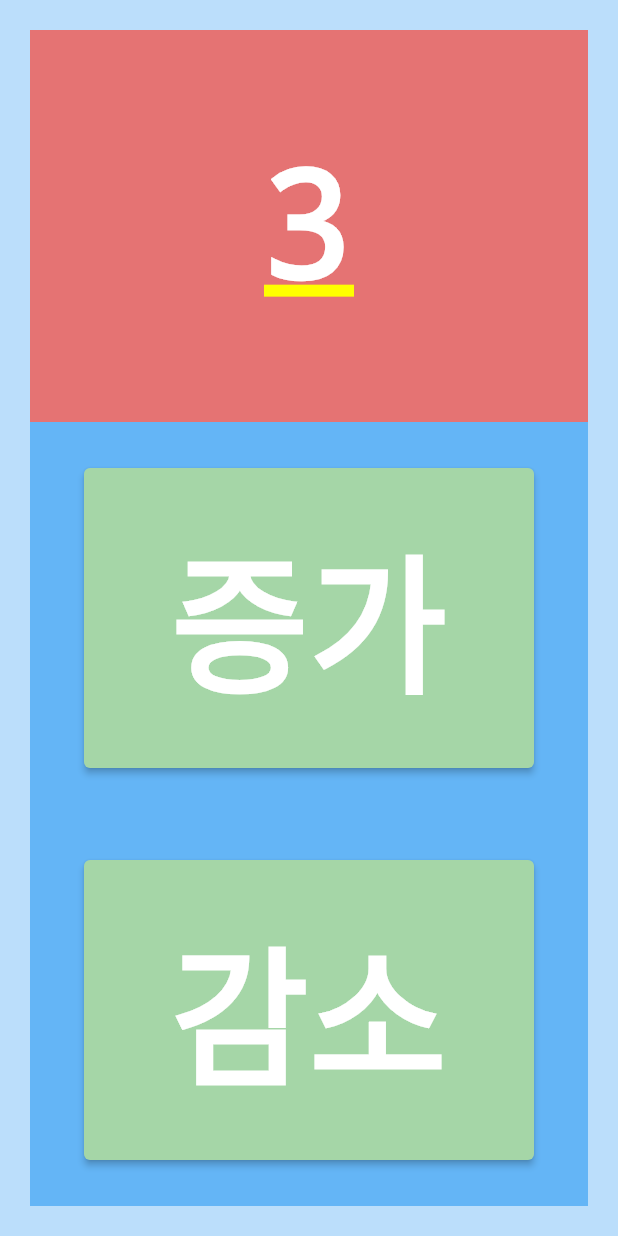
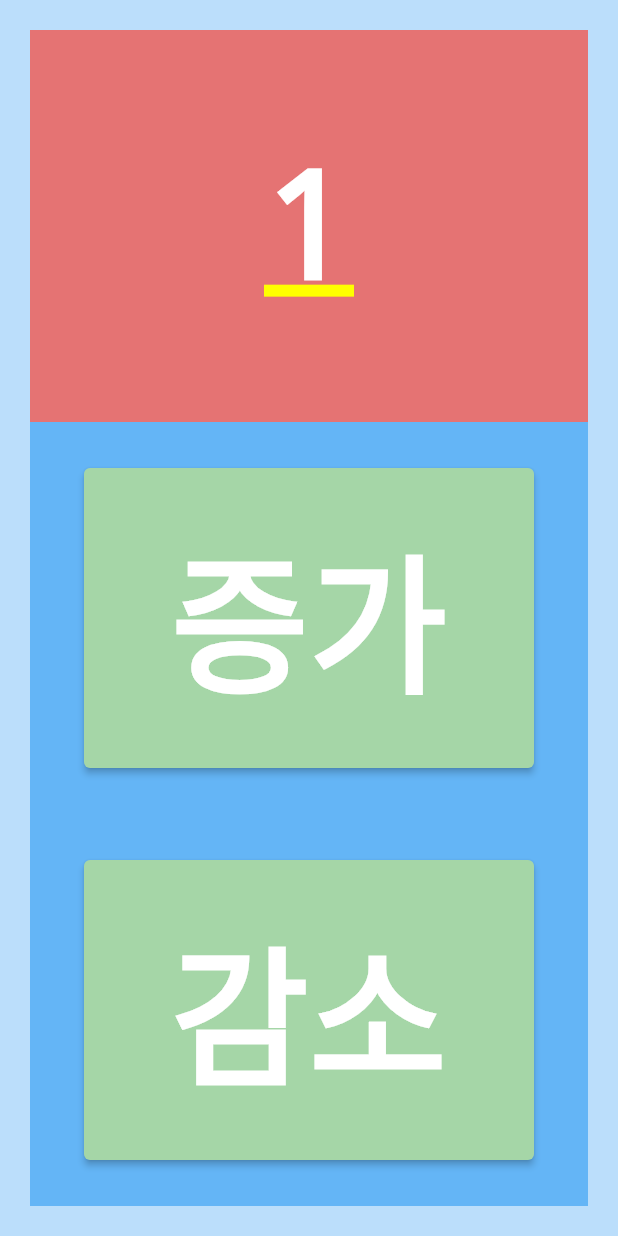
Before and after one commit to clean17/flutter-state, a Flutter app: the screen it shows after launch, after a tap on "증가", after a tap on "감소", on a phone screen of 412 x 824 dp. Run offline on Flutter 3.47's test engine with Material 2 defaults, Android fonts, the phone set to English and light mode, and no system bars; our stand-ins replace flutter_riverpod.

Commit message:
riverpod으로 수정중 스코프 문제 해결해야함

```diff
--- a/lib/main.dart
+++ b/lib/main.dart
@@ -1,8 +1,27 @@
 import 'package:flutter/material.dart';
+import 'package:flutter_riverpod/flutter_riverpod.dart';
 
 void main() {
-  runApp(const MyApp());
+  runApp(const ProviderScope(
+    child: MyApp(),
+  ));
 }
+
+class Counter extends StateNotifier<int> {
+  Counter(super.state);
+
+  void add() {
+    state++;
+  }
+
+  void down() {
+    state--;
+  }
+}
+
+final countProvider = StateNotifierProvider<Counter, int>((ref) {
+  return Counter(1);
+});
 
 class MyApp extends StatelessWidget {
   const MyApp({Key? key}) : super(key: key);
@@ -16,34 +35,8 @@ class MyApp extends StatelessWidget {
   }
 }
 
-
-
-
-
-class HomePage extends StatefulWidget { // 부모를 stateful로 변경 ( 상태를 부모에게 넘긴다)
-
+class HomePage extends StatelessWidget {
   const HomePage({Key? key}) : super(key: key);
-
-  @override
-  State<HomePage> createState() => _HomePageState();
-}
-
-class _HomePageState extends State<HomePage> {
-  // 상태 관리 변수
-  int number = 1;
-
-  // 상태 관리 메소드가 필요
-  void add(){
-    setState(() { // setState는 stateful 위젯이 가지고 있다
-      number += 1;
-    });
-  }
-
-  void down(){
-    setState(() { // setState는 stateful 위젯이 가지고 있다
-      number -= 1;
-    });
-  }
 
   @override
   Widget build(BuildContext context) {
@@ -53,9 +46,10 @@ class _HomePageState extends State<HomePage> {
         padding: const EdgeInsets.all(20.0),
         child: Column(
           children: [
-            Expanded(child: HeaderPage(number)),
-            Expanded(child: BottomPage(addOrMinus: add, text: "증가")),  // 1급 함수 자체를 넘긴다. // 그래서 함수를 ()안붙이고 이름으로만 사용함 1급이니까
-            Expanded(child: BottomPage(addOrMinus: add, text: "감소")),
+            Expanded(child: HeaderPage()),
+            Expanded(child: BottomPage(text: "증가")),
+            // 1급 함수 자체를 넘긴다. // 그래서 함수를 ()안붙이고 이름으로만 사용함 1급이니까
+            Expanded(child: BottomPage(text: "감소")),
           ],
         ),
       ),
@@ -63,11 +57,54 @@ class _HomePageState extends State<HomePage> {
   }
 }
 
+// class HomePage extends StatefulWidget { // 부모를 stateful로 변경 ( 상태를 부모에게 넘긴다)
+//   const HomePage({Key? key}) : super(key: key);
+//
+//   @override
+//   State<HomePage> createState() => _HomePageState();
+// }
+//
+// class _HomePageState extends State<HomePage> {
+//   // 상태 관리 변수
+//   int number = 1;
+//
+//   // 상태 관리 메소드가 필요
+//   void add(){
+//     setState(() { // setState는 stateful 위젯이 가지고 있다
+//       number += 1;
+//     });
+//   }
+//
+//   void down(){
+//     setState(() { // setState는 stateful 위젯이 가지고 있다
+//       number -= 1;
+//     });
+//   }
+//
+//   @override
+//   Widget build(BuildContext context) {
+//     return Container(
+//       color: Colors.blue[100],
+//       child: Padding(
+//         padding: const EdgeInsets.all(20.0),
+//         child: Column(
+//           children: [
+//             Expanded(child: HeaderPage(number)),
+//             Expanded(child: BottomPage(addOrMinus: add, text: "증가")),  // 1급 함수 자체를 넘긴다. // 그래서 함수를 ()안붙이고 이름으로만 사용함 1급이니까
+//             Expanded(child: BottomPage(addOrMinus: add, text: "감소")),
+//           ],
+//         ),
+//       ),
+//     );
+//   }
+// }
 
-class HeaderPage extends StatelessWidget { // stateless로 변경 (
+class HeaderPage extends StatelessWidget {
+  // stateless로 변경 (
   // 전달 받은 변수
-  final int number; // 생성자에 시그니처를 넣어서 new로 만드는 방법 ( 다른방법도 있지만 이걸 먼저 배워봄 )
-  HeaderPage(this.number, {Key? key}) : super(key: key);
+  // final int number; // 생성자에 시그니처를 넣어서 new로 만드는 방법 ( 다른방법도 있지만 이걸 먼저 배워봄 )
+  HeaderPage({Key? key}) : super(key: key);
+
   // 시그니처의 사용이유과 에러가 발생하지 않게 되는 이유는 ?
 
   @override
@@ -75,9 +112,19 @@ class HeaderPage extends StatelessWidget { // stateless로 변경 (
     return Container(
       color: Colors.red[300],
       child: Align(
-          child: Text(
+        child: ProviderScope(
+          child: Consumer(
+            builder: (context, ref, child) {
+              final int number = ref.watch(countProvider);
+              return Text(
                 "$number",
-            style: TextStyle(color: Colors.white, fontSize: 100, fontWeight: FontWeight.bold),
+                style: TextStyle(
+                    color: Colors.white,
+                    fontSize: 100,
+                    fontWeight: FontWeight.bold),
+              );
+            },
+          ),
         )),
     ); // UI에서 변화할 부분.
   }
@@ -95,27 +142,30 @@ class HeaderPage extends StatelessWidget { // stateless로 변경 (
 // 이러한 상태변경은 옵저버패턴으로 구현되는데 pub/sub로 나눠져 있는 개념으로 Reactive..
 }
 
-class BottomPage extends StatelessWidget {
+class BottomPage extends ConsumerWidget {
   // 전달 받을 함수 설정
   // Function add; 이게 정확한 표현이지만 아래처럼 추상적으로 사용- 타입추론
-   final addOrMinus;
   final text;
-   BottomPage({required this.addOrMinus, required this.text,Key? key}) : super(key: key);
+
+  BottomPage({required this.text, required ,Key? key}) : super(key: key);
 
   @override
-  Widget build(BuildContext context) {
+  Widget build(BuildContext context, WidgetRef ref) {
     return Container(
       color: Colors.blue[300],
       child: Align(
         child: ElevatedButton(
           style: ElevatedButton.styleFrom(
-              backgroundColor: Colors.green[200],
-              minimumSize: Size(300, 200)
+              backgroundColor: Colors.green[200], minimumSize: Size(300, 200)),
+          onPressed: () {
+            text == "증가" ? (ref.read(countProvider.notifier).add())
+            : (ref.read(countProvider.notifier).down());
+            print("누름");
+          },
+          child: Text(
+            text,
+            style: TextStyle(fontSize: 100, fontWeight: FontWeight.bold),
           ),
-          onPressed: (){
-            addOrMinus();
-          },
-          child: Text(text, style: TextStyle(fontSize: 100, fontWeight: FontWeight.bold),),
         ),
       ),
     );
--- a/pubspec.yaml
+++ b/pubspec.yaml
@@ -30,7 +30,7 @@ environment:
 dependencies:
   flutter:
     sdk: flutter
-
+  flutter_riverpod: ^2.3.2
 
   # The following adds the Cupertino Icons font to your application.
   # Use with the CupertinoIcons class for iOS style icons.
```
Also changed, not shown: pubspec.lock. Lines whose indentation alone changed are shown as unchanged.
